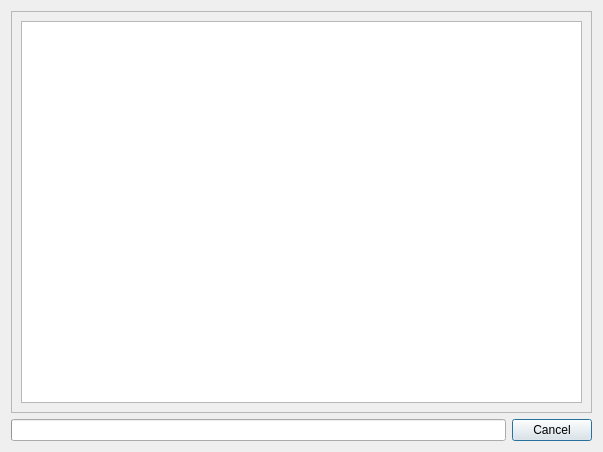
gideros/gideros, file ui/exportprogress.ui: the form before one commit.
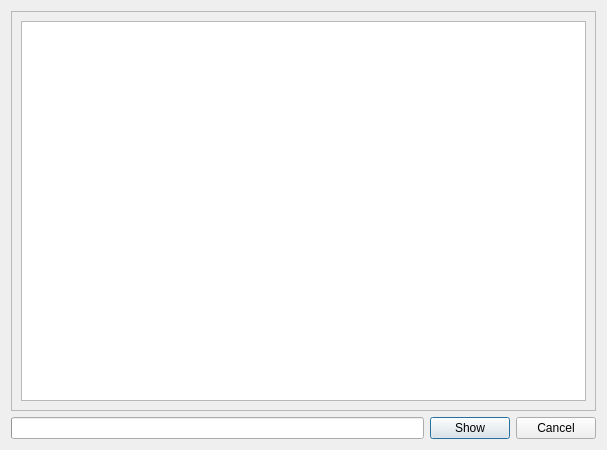
The form after the commit.

Commit message:
Add show button on export process window to easily navigate to the output directory
It can save a little time to find the exported project.

Patch:
```diff
--- a/ui/exportprogress.ui
+++ b/ui/exportprogress.ui
@@ -6,8 +6,8 @@
    <rect>
     <x>0</x>
     <y>0</y>
-    <width>603</width>
-    <height>452</height>
+    <width>607</width>
+    <height>450</height>
    </rect>
   </property>
   <property name="windowTitle">
@@ -24,8 +24,8 @@
        <rect>
         <x>0</x>
         <y>0</y>
-        <width>583</width>
-        <height>401</height>
+        <width>581</width>
+        <height>382</height>
        </rect>
       </property>
       <layout class="QVBoxLayout" name="verticalLayout">
@@ -61,6 +61,13 @@
        </property>
       </widget>
      </item>
+     <item>
+      <widget class="QPushButton" name="btShow">
+       <property name="text">
+        <string>Show</string>
+       </property>
+      </widget>
+     </item>
      <item>
       <widget class="QPushButton" name="btEnd">
        <property name="text">
```
The commit also changes 3 other files.
